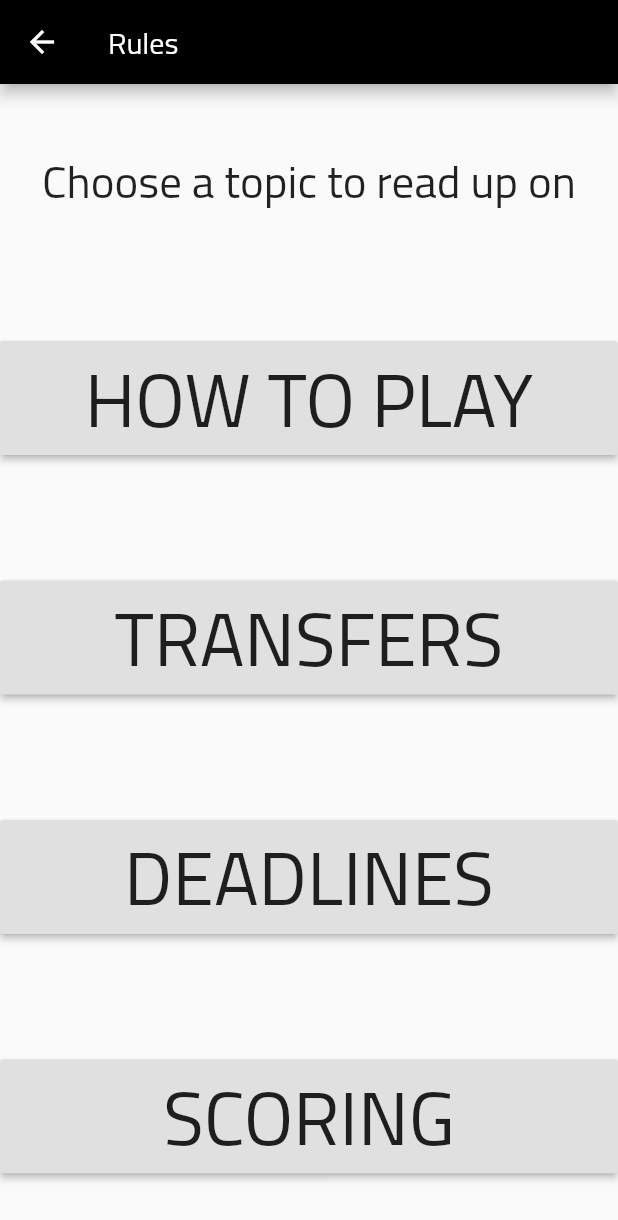
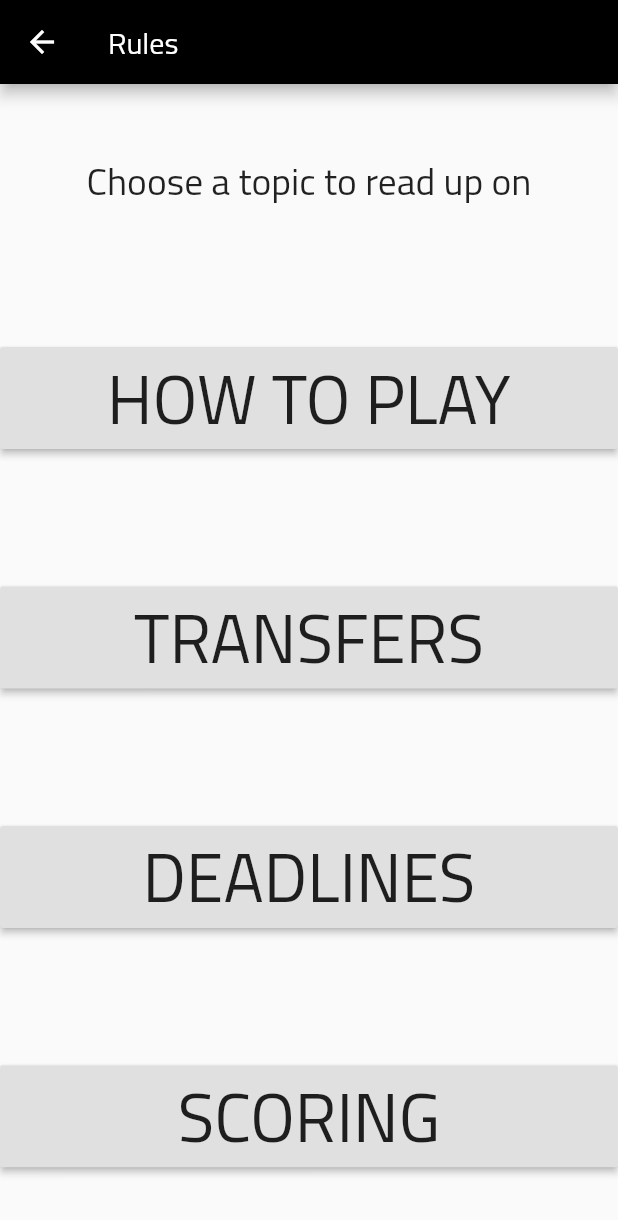
Before and after one commit to seanhorgan98/fantasyhockey, a Flutter app: the RulesPage screen opened directly, on a phone screen of 412 x 824 dp. Shown: the top 1220 px of the screen. Run offline on Flutter 3.47's test engine with Material 2 defaults, Android fonts, the phone set to English and light mode, and no system bars; our stand-ins replace cloud_firestore, firebase_auth; missing offline and left inert: flutter_facebook_login; accounts and stored records are empty.

```diff
--- a/lib/pages/Rules/RulesPage.dart
+++ b/lib/pages/Rules/RulesPage.dart
@@ -21,30 +21,30 @@ class RulesPage extends StatelessWidget{
           children: <Widget>[
             Center( child: Text(
               "Choose a topic to read up on",
-              style: TextStyle(fontFamily: 'Titillium', fontSize: 30)
+              style: TextStyle(fontFamily: 'Titillium', fontSize: 25)
             )),
 
             RaisedButton(
               child: Text("HOW TO PLAY",
-              style: TextStyle(fontFamily: 'Titillium', fontSize: 50)),
+              style: TextStyle(fontFamily: 'Titillium', fontSize: 45)),
               onPressed: () => Navigator.push(context, MaterialPageRoute(builder: (context) => HowTo()))
             ),
 
             RaisedButton(
               child: Text("TRANSFERS",
-              style: TextStyle(fontFamily: 'Titillium', fontSize: 50)),
+              style: TextStyle(fontFamily: 'Titillium', fontSize: 45)),
               onPressed: () => Navigator.push(context, MaterialPageRoute(builder: (context) => Transfers()))
             ),
 
             RaisedButton(
               child: Text("DEADLINES",
-              style: TextStyle(fontFamily: 'Titillium', fontSize: 50)),
+              style: TextStyle(fontFamily: 'Titillium', fontSize: 45)),
               onPressed: () => Navigator.push(context, MaterialPageRoute(builder: (context) => Deadlines()))
             ),
 
             RaisedButton(
               child: Text("SCORING",
-              style: TextStyle(fontFamily: 'Titillium', fontSize: 50)),
+              style: TextStyle(fontFamily: 'Titillium', fontSize: 45)),
               onPressed: () => Navigator.push(context, MaterialPageRoute(builder: (context) => Scoring()))
             )
           ]
```
Also changed, not shown: lib/pages/TransfersPage.dart (+20 -21 lines).
